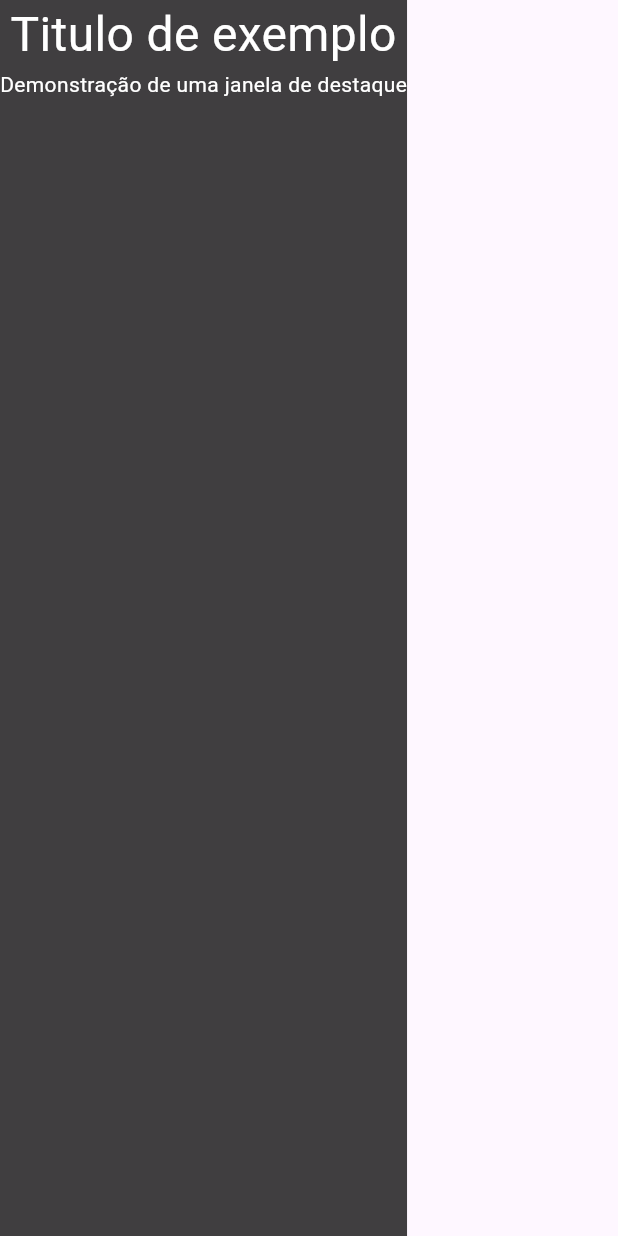
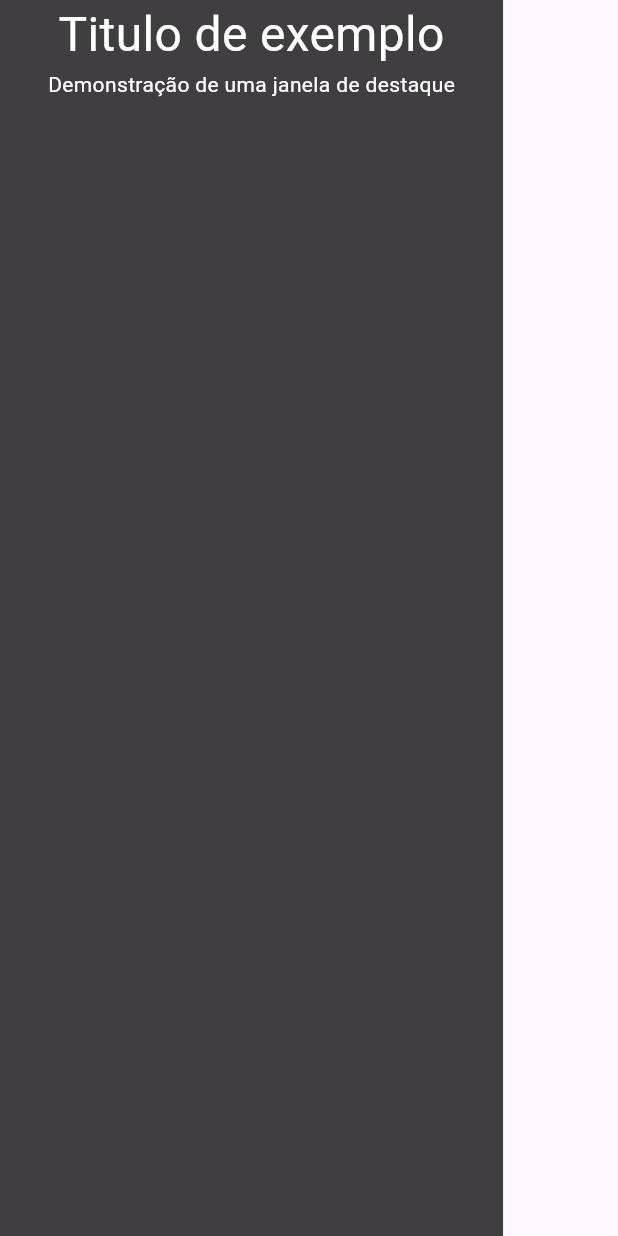
Before and after one commit to BrCrazycraft/mbl_hud, a Flutter app: the MblExempleHomeDetails widget shown alone on an empty page, opened directly, on a phone screen of 412 x 824 dp. Run offline on Flutter 3.47's test engine with Material 3 defaults, Android fonts, the phone set to English and light mode, and no system bars; network calls fail.

Commit message:
Adicionando espaçamento nas letras
Adicionei uma espaço nas letras do exemplo, algo básico apenas para atualizar o projeto.

```diff
--- a/lib/Demo/MBLExemple.dart
+++ b/lib/Demo/MBLExemple.dart
@@ -15,11 +15,14 @@
   Widget build(BuildContext context) {
     return Container(
       color: Color.fromRGBO(0,0,0, 0.75),
-      child: Column(
-        children: [
-          Text(title, style: TextStyle(color: Colors.white, fontSize: 32),),
-          Expanded(child: Text(description, style: TextStyle(color: Colors.white), textAlign: TextAlign.justify,))
-        ],
+      child: Container(
+        margin: EdgeInsetsDirectional.symmetric(horizontal: 32),
+        child: Column(
+          children: [
+            Text(title, style: TextStyle(color: Colors.white, fontSize: 32), ),
+            Expanded(child: Text(description, style: TextStyle(color: Colors.white), textAlign: TextAlign.justify,))
+          ],
+        ),
       ),
     );
   }
--- a/lib/Roulette/Roulette.dart
+++ b/lib/Roulette/Roulette.dart
@@ -55,7 +55,7 @@
         currentIndex = widget.children.length-1;
       }
     });
-    controller.animateToPage(currentIndex, duration: Duration(seconds: 1), curve: Curves.easeIn);
+    controller.animateToPage(currentIndex, duration: Duration(seconds: 1), curve: Curves.decelerate);
   }
 
   @override
--- a/lib/Roulette/RouletteResource.dart
+++ b/lib/Roulette/RouletteResource.dart
@@ -47,7 +47,7 @@
   @override
   Widget build(BuildContext context) {
     List<Widget> interface = [
-      playVideo?widget.videoContent.build():widget.videoThumbnail
+       playVideo?widget.videoContent.build():widget.videoThumbnail,
     ];
 
     if (visibleDetails) {
```
